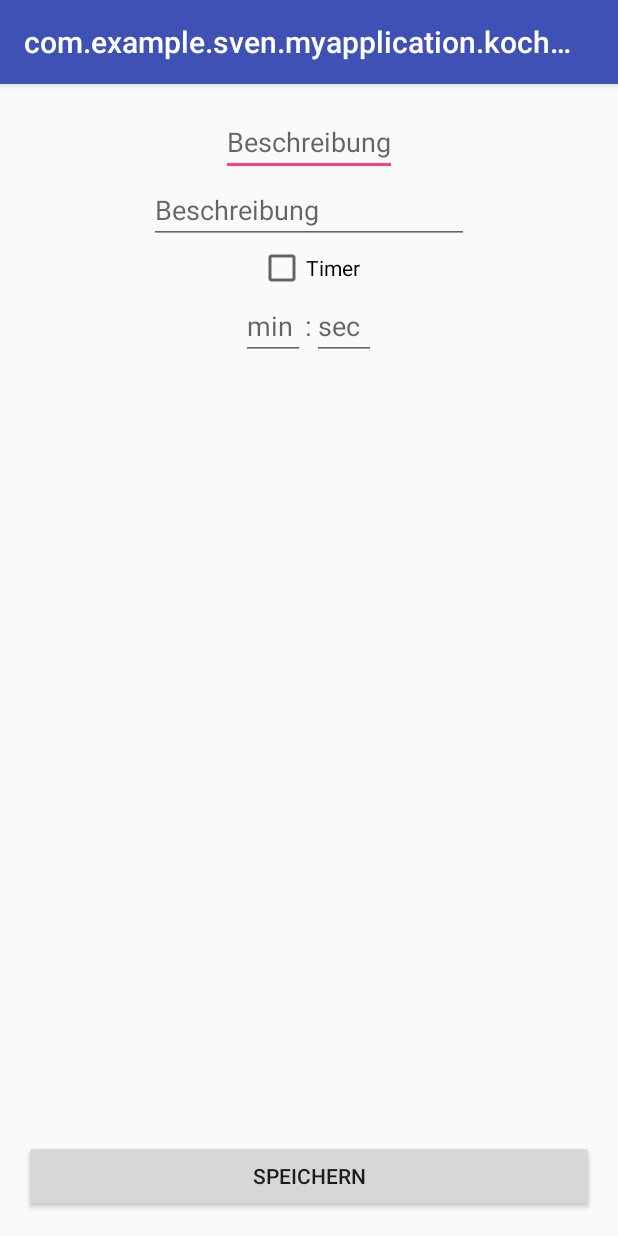
After one commit to EliasHolzmann/Smart-Household, an Android app: the NewStep screen opened directly, with no data from a screen before it, on a phone screen of 412 x 824 dp. The commit adds this screen. Run offline under Robolectric (Android 15) with nearby library versions, the phone set to English and light mode, and no system bars.

Commit message:
New activity for cooking (with timer)
Activity NewReceipt extended, MealActi

Classes ingredient, step added

Few adapters for representation classes (not really needed anymore)

```diff
--- a/Src/SmartHousehold/app/src/main/AndroidManifest.xml
+++ b/Src/SmartHousehold/app/src/main/AndroidManifest.xml
@@ -1,6 +1,6 @@
 <?xml version="1.0" encoding="utf-8"?>
 <manifest xmlns:android="http://schemas.android.com/apk/res/android"
-    package="com.example.sven.myapplication" >
+    package="com.example.sven.myapplication">
 
     <uses-permission android:name="android.permission.INTERNET" />
 
@@ -29,6 +29,10 @@
                 <category android:name="android.intent.category.LAUNCHER" />
             </intent-filter>
         </activity>
+        <activity android:name=".kochbuch.NewReceipt" />
+        <activity android:name=".kochbuch.Kochbuch" />
+        <activity android:name=".kochbuch.NewStep" />
+        <activity android:name=".kochbuch.MealActivity"></activity>
     </application>
 
 </manifest>
--- /dev/null
+++ b/Src/SmartHousehold/app/src/main/java/com/example/sven/myapplication/kochbuch/NewStep.java
@@ -0,0 +1,15 @@
+package com.example.sven.myapplication.kochbuch;
+
+import android.support.v7.app.AppCompatActivity;
+import android.os.Bundle;
+
+import com.example.sven.myapplication.R;
+
+public class NewStep extends AppCompatActivity {
+
+    @Override
+    protected void onCreate(Bundle savedInstanceState) {
+        super.onCreate(savedInstanceState);
+        setContentView(R.layout.activity_new_step);
+    }
+}
--- /dev/null
+++ b/Src/SmartHousehold/app/src/main/res/layout/activity_new_step.xml
@@ -0,0 +1,76 @@
+<?xml version="1.0" encoding="utf-8"?>
+<RelativeLayout xmlns:android="http://schemas.android.com/apk/res/android"
+    xmlns:tools="http://schemas.android.com/tools"
+    android:layout_width="match_parent"
+    android:layout_height="match_parent"
+    android:paddingBottom="@dimen/activity_vertical_margin"
+    android:paddingLeft="@dimen/activity_horizontal_margin"
+    android:paddingRight="@dimen/activity_horizontal_margin"
+    android:paddingTop="@dimen/activity_vertical_margin"
+    tools:context="com.example.sven.myapplication.kochbuch.NewStep">
+
+    <EditText
+        android:layout_width="wrap_content"
+        android:layout_height="wrap_content"
+        android:id="@+id/newStepTitle"
+        android:layout_alignParentTop="true"
+        android:layout_centerHorizontal="true"
+        android:hint="Beschreibung" />
+
+    <EditText
+        android:layout_width="wrap_content"
+        android:layout_height="wrap_content"
+        android:inputType="textMultiLine"
+        android:ems="10"
+        android:id="@+id/newStepDescription"
+        android:layout_below="@+id/newStepTitle"
+        android:layout_centerHorizontal="true"
+        android:hint="Beschreibung" />
+
+    <CheckBox
+        android:layout_width="wrap_content"
+        android:layout_height="wrap_content"
+        android:text="Timer"
+        android:id="@+id/checkBox"
+        android:layout_below="@+id/newStepDescription"
+        android:layout_centerHorizontal="true" />
+
+    <LinearLayout
+        android:orientation="horizontal"
+        android:layout_width="wrap_content"
+        android:layout_height="wrap_content"
+        android:layout_below="@+id/checkBox"
+        android:layout_centerHorizontal="true">
+
+        <EditText
+            android:layout_width="wrap_content"
+            android:layout_height="wrap_content"
+            android:inputType="number"
+            android:ems="2"
+            android:id="@+id/minutes"
+            android:hint="min" />
+
+        <TextView
+            android:layout_width="wrap_content"
+            android:layout_height="wrap_content"
+            android:textAppearance="?android:attr/textAppearanceMedium"
+            android:text=":" />
+
+        <EditText
+            android:layout_width="wrap_content"
+            android:layout_height="wrap_content"
+            android:inputType="number"
+            android:ems="2"
+            android:id="@+id/seconds"
+            android:hint="sec" />
+    </LinearLayout>
+
+    <Button
+        android:layout_width="match_parent"
+        android:layout_height="wrap_content"
+        android:text="Speichern"
+        android:id="@+id/button"
+        android:layout_alignParentBottom="true"
+        android:layout_centerHorizontal="true" />
+
+</RelativeLayout>
```
Also changed, not shown: Src/SmartHousehold/app/src/main/java/com/example/sven/myapplication/kochbuch/Ingredient.java (added, +14 -0 lines), Src/SmartHousehold/app/src/main/java/com/example/sven/myapplication/kochbuch/IngredientAdapter.java (added, +39 -0 lines), Src/SmartHousehold/app/src/main/java/com/example/sven/myapplication/kochbuch/Kochbuch.java (+7 -0 lines), Src/SmartHousehold/app/src/main/java/com/example/sven/myapplication/kochbuch/MealActivity.java (added, +72 -0 lines), Src/SmartHousehold/app/src/main/java/com/example/sven/myapplication/kochbuch/NewReceipt.java (+56 -15 lines), Src/SmartHousehold/app/src/main/java/com/example/sven/myapplication/kochbuch/Step.java (added, +34 -0 lines), Src/SmartHousehold/app/src/main/java/com/example/sven/myapplication/kochbuch/StepAdapter.java (added, +44 -0 lines), Src/SmartHousehold/app/src/main/res/layout/activity_kochbuch.xml (+7 -0 lines), Src/SmartHousehold/app/src/main/res/layout/activity_meal.xml (added, +84 -0 lines), Src/SmartHousehold/app/src/main/res/layout/activity_new_receipt.xml (+27 -40 lines), Src/SmartHousehold/app/src/main/res/layout/ingredient_list_item.xml (added, +25 -0 lines), Src/SmartHousehold/app/src/main/res/layout/step_list_item.xml (added, +26 -0 lines).
